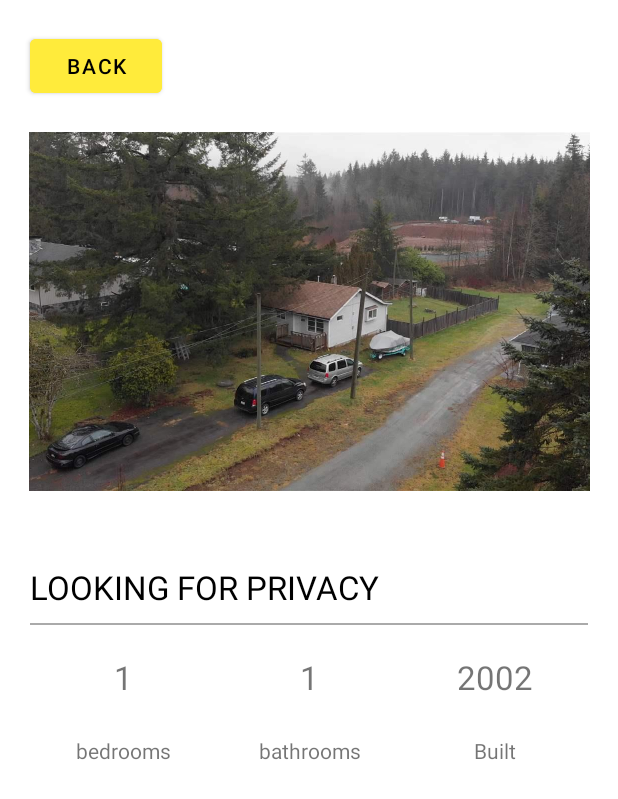
After one commit to melatech/Capgemini-PropertyFinderApp-02, an Android app: the DetailsActivity screen opened directly, with no data from a screen before it, on a phone screen of 412 x 824 dp. The commit adds this screen. Shown: the top 799 px of the screen. Run offline under Robolectric (Android 15) with nearby library versions, the phone set to English and light mode, and no system bars.

Commit message:
Fourth commit: ui design: details layout

```diff
--- a/app/src/main/AndroidManifest.xml
+++ b/app/src/main/AndroidManifest.xml
@@ -10,6 +10,9 @@
         android:supportsRtl="true"
         android:theme="@style/Theme.CapgeminiPropertyFinderApp">
         <activity
+            android:name=".DetailsActivity"
+            android:exported="false" />
+        <activity
             android:name=".MainActivity"
             android:exported="true">
             <intent-filter>
--- /dev/null
+++ b/app/src/main/java/com/melatech/capgeminipropertyfinderapp/DetailsActivity.kt
@@ -0,0 +1,11 @@
+package com.melatech.capgeminipropertyfinderapp
+
+import androidx.appcompat.app.AppCompatActivity
+import android.os.Bundle
+
+class DetailsActivity : AppCompatActivity() {
+    override fun onCreate(savedInstanceState: Bundle?) {
+        super.onCreate(savedInstanceState)
+        setContentView(R.layout.activity_details)
+    }
+}
--- /dev/null
+++ b/app/src/main/res/layout/activity_details.xml
@@ -0,0 +1,159 @@
+<?xml version="1.0" encoding="utf-8"?>
+<androidx.constraintlayout.widget.ConstraintLayout xmlns:android="http://schemas.android.com/apk/res/android"
+    xmlns:app="http://schemas.android.com/apk/res-auto"
+    xmlns:tools="http://schemas.android.com/tools"
+    android:layout_width="match_parent"
+    android:layout_height="match_parent"
+    tools:context=".DetailsActivity">
+
+    <Button
+        android:id="@+id/button1"
+        android:layout_width="wrap_content"
+        android:layout_height="wrap_content"
+        android:layout_margin="20dp"
+        android:text="Back"
+        android:textColor="@color/black"
+        android:backgroundTint="@color/yellow"
+        app:layout_constraintStart_toStartOf="parent"
+        app:layout_constraintTop_toTopOf="parent" />
+
+    <ImageView
+        android:id="@+id/imageView"
+        android:layout_width="374dp"
+        android:layout_height="239dp"
+        android:scaleType="centerCrop"
+        android:layout_marginStart="20dp"
+        android:layout_marginTop="20dp"
+        android:layout_marginEnd="20dp"
+        app:layout_constraintEnd_toEndOf="parent"
+        app:layout_constraintStart_toStartOf="parent"
+        app:layout_constraintTop_toBottomOf="@+id/button1"
+        app:srcCompat="@drawable/property_1_img_1" />
+
+    <LinearLayout
+        android:id="@+id/linear1"
+        android:layout_width="wrap_content"
+        android:layout_height="wrap_content"
+        android:layout_marginTop="20dp"
+        android:padding="20dp"
+        app:layout_constraintEnd_toEndOf="parent"
+        app:layout_constraintStart_toStartOf="parent"
+        app:layout_constraintTop_toBottomOf="@id/imageView">
+        <LinearLayout
+
+            android:layout_width="match_parent"
+            android:layout_height="match_parent"
+            android:layout_weight="1"
+            android:orientation="vertical">
+
+            <TextView
+
+                android:layout_width="match_parent"
+                android:layout_height="48dp"
+                android:gravity="center_vertical"
+                android:text="LOOKING FOR PRIVACY"
+                android:textColor="@color/black"
+                android:textSize="22sp"
+                android:textStyle="normal" />
+
+            <View
+
+                android:layout_width="match_parent"
+                android:layout_height="1dp"
+                android:background="@android:color/darker_gray" />
+
+            <LinearLayout
+                android:layout_width="match_parent"
+                android:layout_height="match_parent"
+                android:orientation="horizontal">
+
+                <LinearLayout
+                    android:layout_width="match_parent"
+                    android:layout_height="match_parent"
+                    android:layout_weight="1"
+                    android:orientation="vertical">
+
+                    <TextView
+
+                        android:layout_width="match_parent"
+                        android:layout_height="match_parent"
+                        android:layout_weight="1"
+                        android:gravity="center"
+
+                        android:padding="20dp"
+                        android:text="1"
+                        android:textSize="22sp" />
+
+                    <TextView
+
+                        android:layout_width="match_parent"
+                        android:layout_height="29dp"
+                        android:layout_weight="0"
+                        android:gravity="center"
+
+                        android:text="bedrooms"
+                        android:textSize="14sp" />
+                </LinearLayout>
+
+                <LinearLayout
+                    android:layout_width="match_parent"
+                    android:layout_height="match_parent"
+                    android:layout_weight="1"
+                    android:orientation="vertical">
+
+                    <TextView
+
+                        android:layout_width="match_parent"
+                        android:layout_height="match_parent"
+                        android:layout_weight="1"
+                        android:gravity="center"
+
+                        android:padding="20dp"
+                        android:text="1"
+                        android:textSize="22sp" />
+
+                    <TextView
+
+                        android:layout_width="match_parent"
+                        android:layout_height="29dp"
+                        android:layout_weight="0"
+                        android:gravity="center"
+
+                        android:text="bathrooms"
+                        android:textSize="14sp" />
+                </LinearLayout>
+
+                <LinearLayout
+                    android:layout_width="match_parent"
+                    android:layout_height="match_parent"
+                    android:layout_weight="1"
+                    android:orientation="vertical">
+
+                    <TextView
+
+                        android:layout_width="match_parent"
+                        android:layout_height="match_parent"
+                        android:layout_weight="1"
+                        android:gravity="center"
+
+                        android:padding="20dp"
+                        android:text="2002"
+                        android:textSize="22sp" />
+
+                    <TextView
+
+                        android:layout_width="match_parent"
+                        android:layout_height="29dp"
+                        android:layout_weight="0"
+                        android:gravity="center"
+
+                        android:text="Built"
+                        android:textSize="14sp" />
+                </LinearLayout>
+            </LinearLayout>
+        </LinearLayout>
+
+    </LinearLayout>
+
+
+</androidx.constraintlayout.widget.ConstraintLayout>
--- a/app/src/main/res/layout/activity_main.xml
+++ b/app/src/main/res/layout/activity_main.xml
@@ -352,7 +352,7 @@
                     android:gravity="center"
                     android:text="LOOKING FOR PRIVACY"
                     android:textColor="@color/black"
-                    android:textSize="24sp"
+                    android:textSize="22sp"
                     android:textStyle="normal" />
 
                 <View
@@ -378,7 +378,6 @@
                             android:layout_height="match_parent"
                             android:layout_weight="1"
                             android:gravity="center"
-
                             android:text="1"
                             android:textSize="16sp" />
 
@@ -388,7 +387,6 @@
                             android:layout_height="29dp"
                             android:layout_weight="0"
                             android:gravity="center"
-
                             android:text="bedrooms"
                             android:textSize="10sp" />
                     </LinearLayout>
--- a/app/src/main/res/values/colors.xml
+++ b/app/src/main/res/values/colors.xml
@@ -7,4 +7,13 @@
     <color name="teal_700">#FF018786</color>
     <color name="black">#FF000000</color>
     <color name="white">#FFFFFFFF</color>
+
+    <color name="yellow">#ffeb3b</color>
+    <color name="green">#00ff00</color>
+    <color name="blue">#0000ff</color>
+    <color name="red">#FF0000</color>
+    <color name="black">#FF000000</color>
+    <color name="white">#FFFFFFFF</color>
+
+
 </resources>
```
